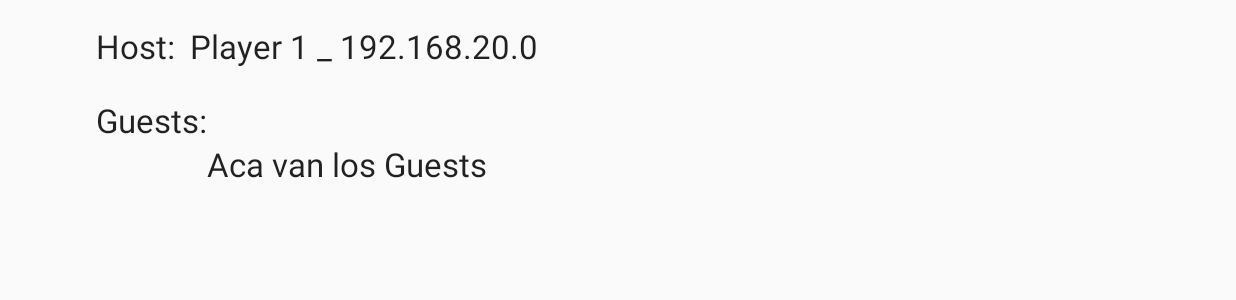
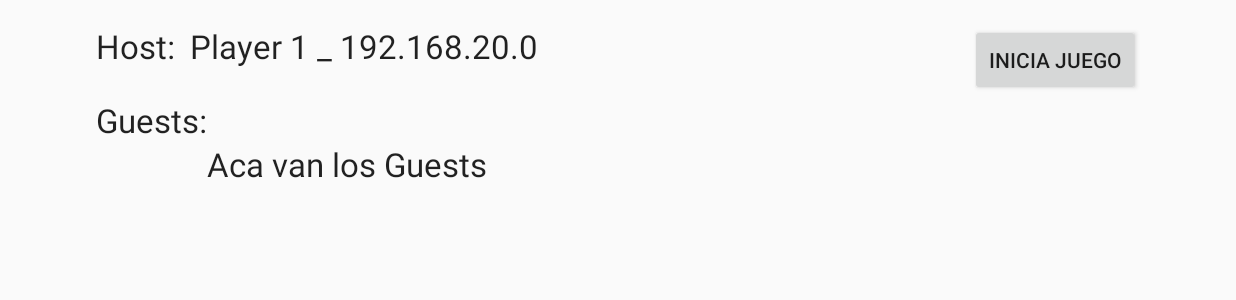
Before and after one commit to vgiodragon/JuegoConcu, an Android app: the SalaActividad screen opened directly, with no data from a screen before it, on a phone screen of 824 x 412 dp (held sideways). Shown: the top 300 px of the screen. Run offline under Robolectric (Android 15) with nearby library versions, the phone set to English and light mode, and no system bars.

Commit message:
Prepare Client

```diff
--- a/app/src/main/java/com/example/giovanny/juegoconcu/SalaActividad.java
+++ b/app/src/main/java/com/example/giovanny/juegoconcu/SalaActividad.java
@@ -36,7 +36,6 @@ public class SalaActividad extends AppCompatActivity {
             else{//es un cliente
                 Client myClient = new Client(ServidorIP,socketServerPORT,tGuestIP);
                 setHost(ServidorIP);
-                setHost(CurrentIP);
                 myClient.execute();
             }
         }
--- a/app/src/main/res/layout/activity_sala_actividad.xml
+++ b/app/src/main/res/layout/activity_sala_actividad.xml
@@ -54,4 +54,12 @@
             android:layout_toEndOf="@+id/textviewn" />
     </ScrollView>
 
+    <Button
+        android:layout_width="wrap_content"
+        android:layout_height="wrap_content"
+        android:text="Inicia Juego"
+        android:id="@+id/bIJuego"
+        android:layout_alignParentTop="true"
+        android:layout_alignParentEnd="true" />
+
 </RelativeLayout>
```
